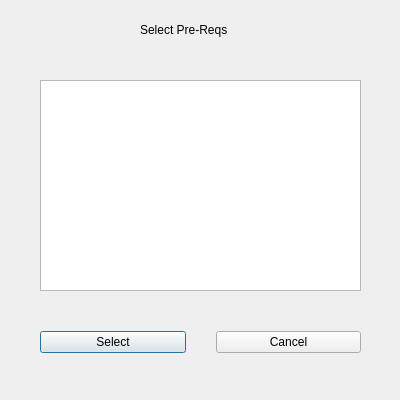
This is gui/prereqselectwindow.ui in hanspistorstetson/ProjectRevamp as Qt 5 draws it before an edit. The edited form follows.
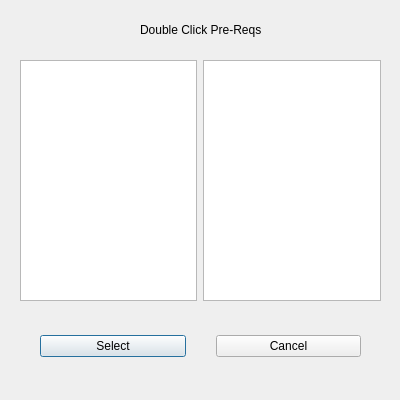
This is the edited form.

Commit message: Hey its me Jesus and I'm ruining everything

What changed in the file:
```diff
--- a/gui/prereqselectwindow.ui
+++ b/gui/prereqselectwindow.ui
@@ -13,16 +13,6 @@
   <property name="windowTitle">
    <string>Dialog</string>
   </property>
-  <widget class="QListWidget" name="prereqListWidget">
-   <property name="geometry">
-    <rect>
-     <x>40</x>
-     <y>80</y>
-     <width>321</width>
-     <height>211</height>
-    </rect>
-   </property>
-  </widget>
   <widget class="QLabel" name="prereqLabel">
    <property name="geometry">
     <rect>
@@ -33,16 +23,16 @@
     </rect>
    </property>
    <property name="text">
-    <string>Select Pre-Reqs</string>
+    <string>Double Click Pre-Reqs</string>
    </property>
   </widget>
-  <widget class="QWidget" name="">
+  <widget class="QWidget" name="layoutWidget">
    <property name="geometry">
     <rect>
      <x>10</x>
      <y>330</y>
      <width>381</width>
-     <height>24</height>
+     <height>32</height>
     </rect>
    </property>
    <layout class="QHBoxLayout" name="horizontalLayout">
@@ -71,6 +61,24 @@
     </item>
    </layout>
   </widget>
+  <widget class="QWidget" name="">
+   <property name="geometry">
+    <rect>
+     <x>20</x>
+     <y>60</y>
+     <width>361</width>
+     <height>241</height>
+    </rect>
+   </property>
+   <layout class="QHBoxLayout" name="horizontalLayout_2">
+    <item>
+     <widget class="QListWidget" name="preregSelectList"/>
+    </item>
+    <item>
+     <widget class="QListWidget" name="prereqAddedList"/>
+    </item>
+   </layout>
+  </widget>
  </widget>
  <resources/>
  <connections/>
```
The commit also changes 2 other files.
